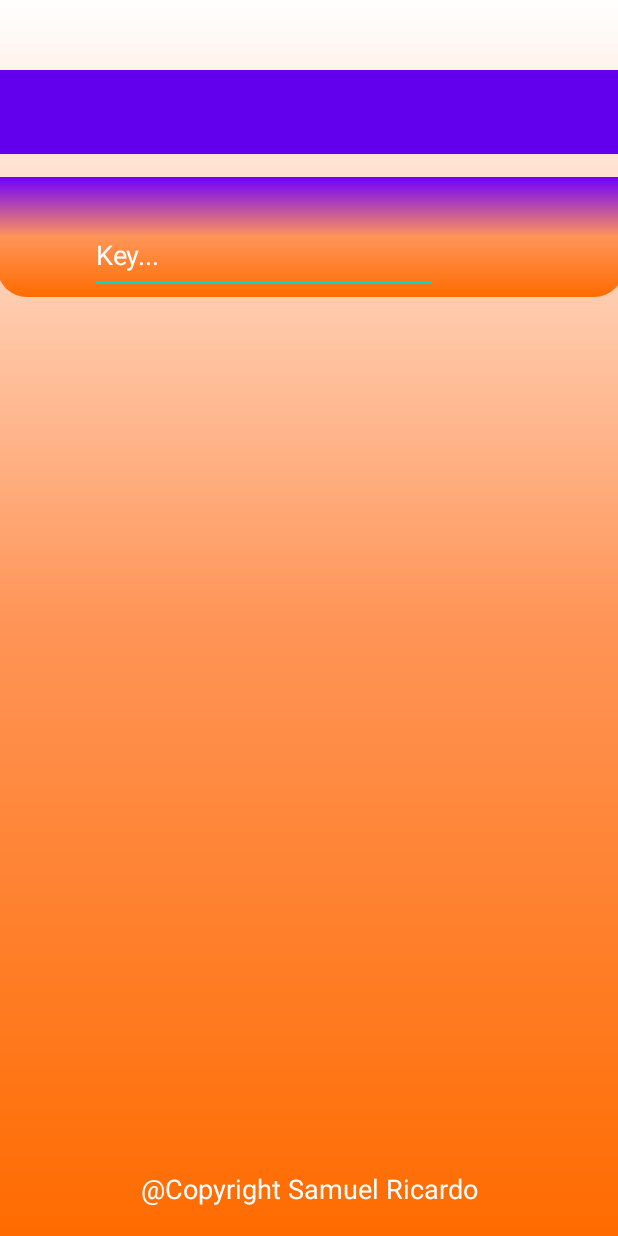
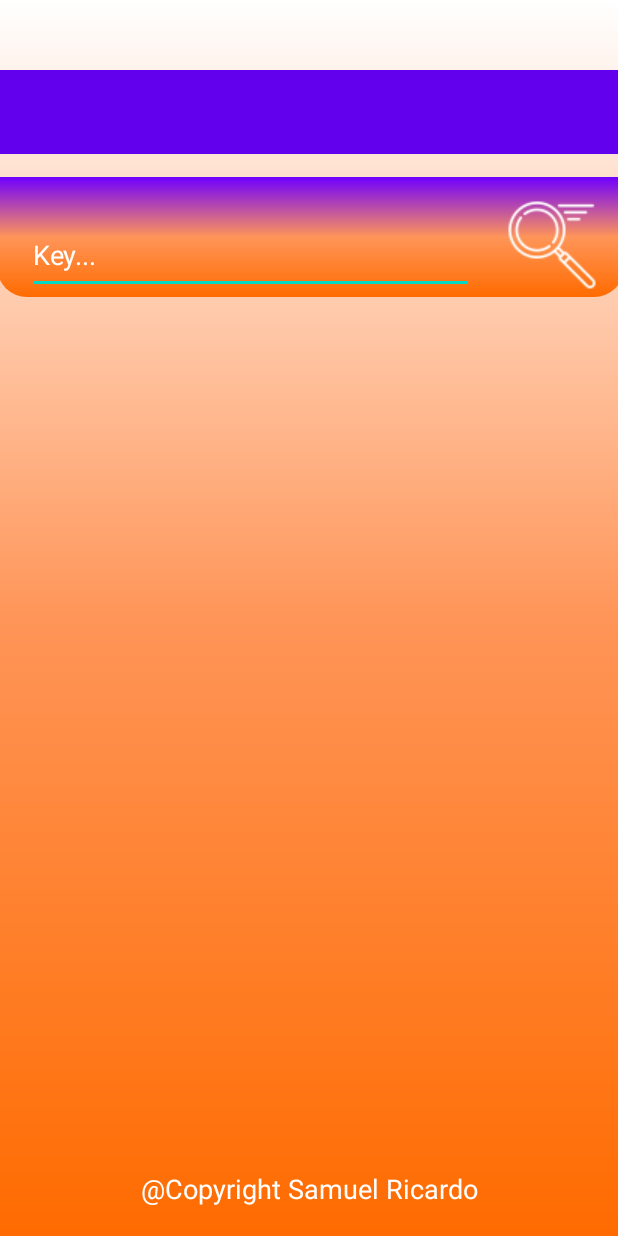
Before and after one commit to Samuel-Ricardo/keyword, an Android app: the layout key_list.xml on its own in the app's theme, with its tools: preview values and no code run, on a phone screen of 412 x 824 dp. Run offline under Robolectric (Android 15) with nearby library versions, the phone set to English and light mode, and no system bars.

Commit message:
Import: Images - search_icon (drawable)

```diff
--- a/app/src/main/res/layout/key_list.xml
+++ b/app/src/main/res/layout/key_list.xml
@@ -32,18 +32,35 @@
 
         <EditText
             android:id="@+id/editText"
-            android:layout_width="232dp"
+            android:layout_width="0dp"
             android:layout_height="52dp"
-            android:layout_marginStart="62dp"
+            android:layout_marginStart="20dp"
             android:layout_marginTop="26dp"
+            android:layout_marginEnd="10dp"
             android:layout_marginBottom="2dp"
             android:ems="10"
             android:inputType="textPersonName"
             android:text="Key..."
             android:textColor="#FFF"
             app:layout_constraintBottom_toBottomOf="parent"
+            app:layout_constraintEnd_toStartOf="@+id/imageView2"
             app:layout_constraintStart_toStartOf="parent"
-            app:layout_constraintTop_toTopOf="parent" />
+            app:layout_constraintTop_toTopOf="parent"
+            app:layout_constraintVertical_bias="0.0" />
+
+        <ImageView
+            android:id="@+id/imageView2"
+            android:layout_width="wrap_content"
+            android:layout_height="wrap_content"
+            android:layout_marginStart="10dp"
+            android:layout_marginTop="13dp"
+            android:layout_marginEnd="16dp"
+            android:layout_marginBottom="3dp"
+            app:layout_constraintBottom_toBottomOf="parent"
+            app:layout_constraintEnd_toEndOf="parent"
+            app:layout_constraintStart_toEndOf="@+id/editText"
+            app:layout_constraintTop_toTopOf="parent"
+            app:srcCompat="@drawable/search_icon_whitte_64px" />
     </androidx.constraintlayout.widget.ConstraintLayout>
 
     <TextView
```
Also changed, not shown: app/src/main/res/drawable/search_icon_whitte_32px.png (added), app/src/main/res/drawable/search_icon_whitte_64px.png (added).
